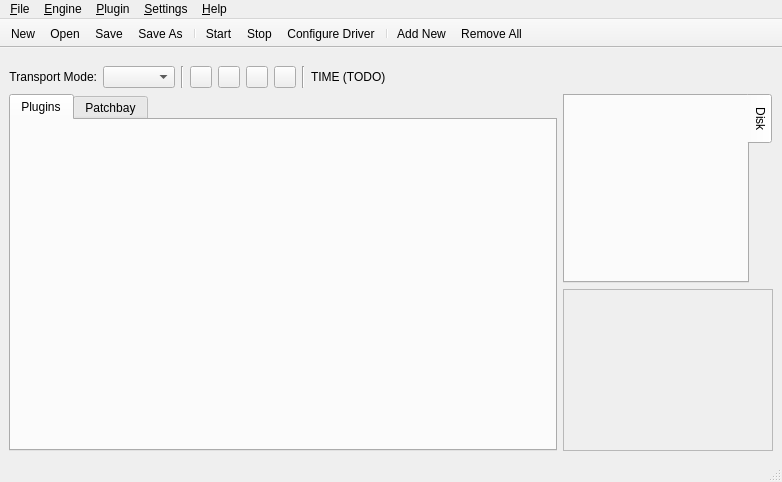
This is resources/ui/carla.ui in falkTX/Carla as Qt 5 draws it before an edit. The edited form follows.
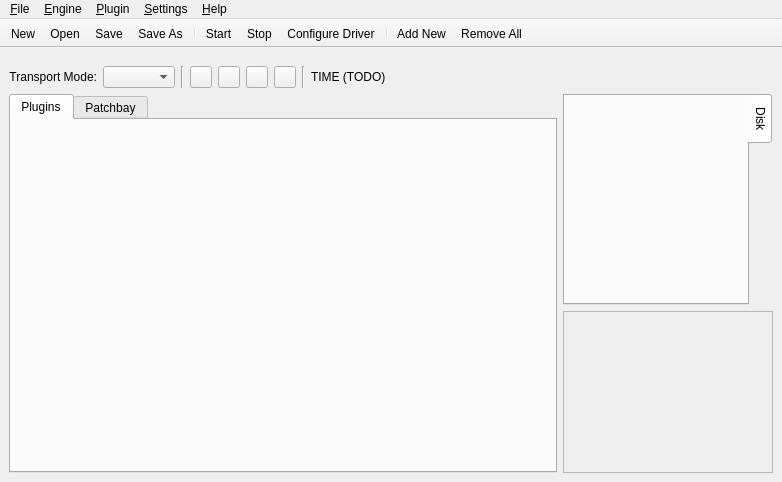
This is the edited form. Icons and pictures are not drawn. Custom widgets are drawn as their Qt base class.

What changed in the file:
```diff
--- a/resources/ui/carla.ui
+++ b/resources/ui/carla.ui
@@ -318,7 +318,6 @@
    <addaction name="menu_Settings"/>
    <addaction name="menu_Help"/>
   </widget>
-  <widget class="QStatusBar" name="statusbar"/>
   <widget class="QToolBar" name="toolBar">
    <property name="windowTitle">
     <string>toolBar</string>
```
